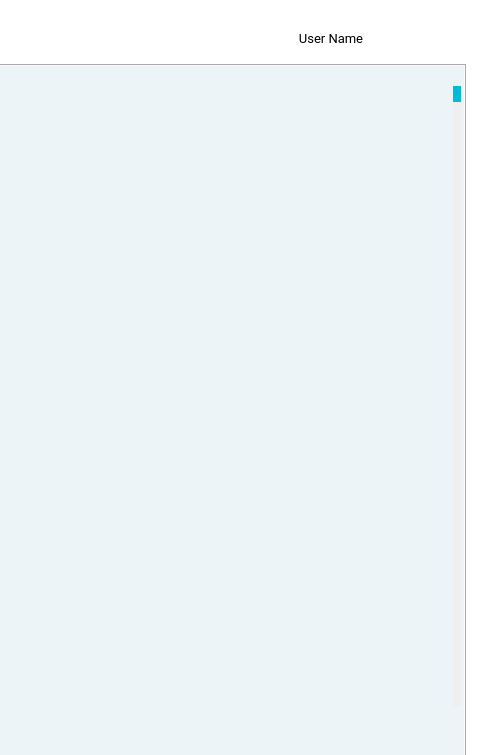
This is Application/mainwindow.ui in Bsm-B/RackStore as Qt 5 draws it before an edit; both pictures show x 889 to 1369 and y 0 to 755 of the 1369 by 755 pixel window. The edited form follows.
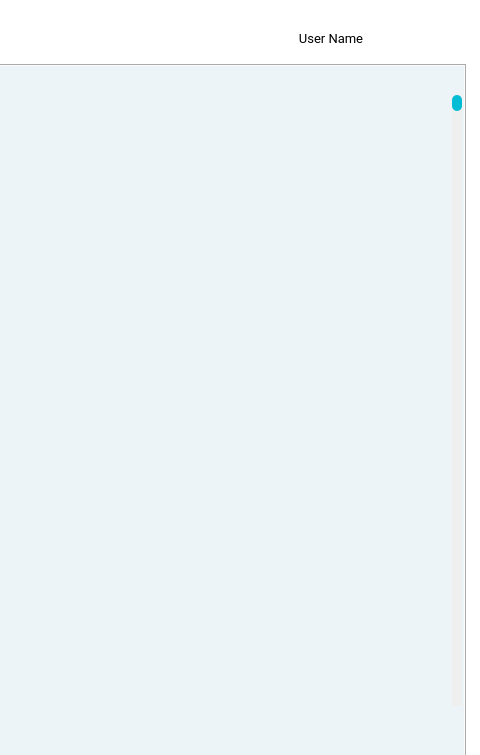
This is the edited form.

Diff of the .ui file:
```diff
--- a/Application/mainwindow.ui
+++ b/Application/mainwindow.ui
@@ -210,10 +210,10 @@
      <widget class="QScrollBar" name="verticalScrollBar">
       <property name="geometry">
        <rect>
-        <x>1330</x>
-        <y>20</y>
-        <width>8</width>
-        <height>620</height>
+        <x>1329</x>
+        <y>29</y>
+        <width>10</width>
+        <height>611</height>
        </rect>
       </property>
       <property name="styleSheet">
```
